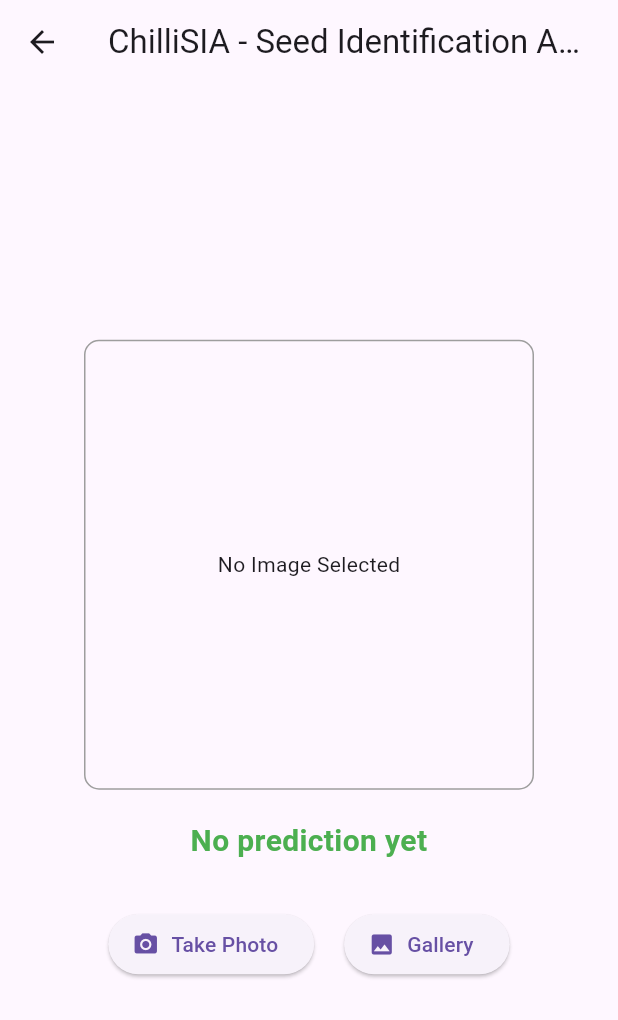
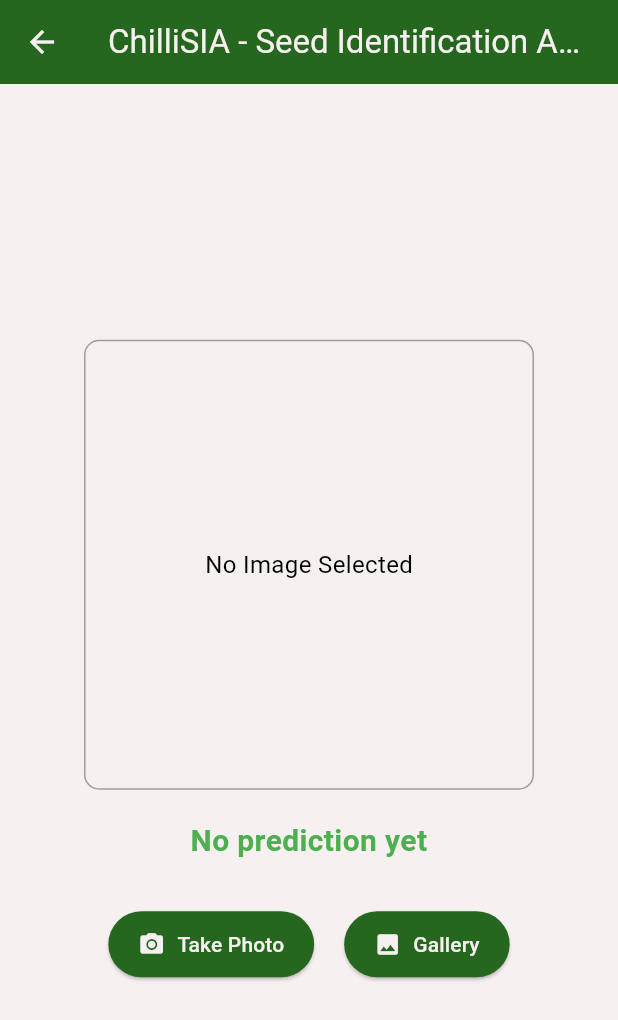
Before and after one commit to keshialeigayoso/ChilliSIA, a Flutter app: the CameraPage screen opened directly, on a phone screen of 412 x 824 dp. Shown: the top 1020 px of the screen. Run offline on Flutter 3.47's test engine with Material 3 defaults, Android fonts, the phone set to English and light mode, and no system bars; our stand-ins replace image_picker; missing offline and left inert: onnxruntime.

Commit message:
feat: added theme

```diff
--- a/lib/main.dart
+++ b/lib/main.dart
@@ -1,5 +1,7 @@
 import 'package:chillisia/camera_page.dart';
 import 'package:flutter/material.dart';
+import 'theme/theme_constants.dart';
+import 'home.dart';
 
 void main() {
   runApp(const MyApp());
@@ -10,6 +12,7 @@ class MyApp extends StatelessWidget {
 
   @override
   Widget build(BuildContext context) {
-    return const MaterialApp(home: CameraPage());
+    return MaterialApp(home: const HomePage(),
+    theme: appTheme);
   }
 }
--- /dev/null
+++ b/lib/theme/theme_constants.dart
@@ -0,0 +1,37 @@
+import 'package:flutter/material.dart';
+
+const PRIMARY_COLOR = Color.fromARGB(255,37, 103, 30);
+const ACCENT_COLOR = Color.fromARGB(255, 242, 181, 11);
+const WHITE_SHADE = Color.fromARGB(255, 247, 240, 240);
+const LIGHT_GREEN = Color.fromARGB(255, 72, 161, 17);
+
+ThemeData appTheme = ThemeData(
+  colorScheme: const ColorScheme.light(
+  primary: PRIMARY_COLOR,
+  secondary: ACCENT_COLOR,
+),
+  scaffoldBackgroundColor: WHITE_SHADE,
+
+  // Text Theme
+  textTheme: const TextTheme(
+    headlineLarge: TextStyle(fontSize: 32, fontWeight: FontWeight.bold),
+    headlineMedium: TextStyle(fontSize: 24, fontWeight: FontWeight.bold),  // Heading
+    titleMedium: TextStyle(fontSize: 18, fontWeight: FontWeight.w600),  // Subheading
+    bodyMedium: TextStyle(fontSize: 16),
+  ),
+
+  // AppBar Theme
+  appBarTheme: const AppBarTheme(
+    backgroundColor: PRIMARY_COLOR,
+    foregroundColor: WHITE_SHADE,
+  ),
+
+  // Elevated Button Theme
+  elevatedButtonTheme: ElevatedButtonThemeData(
+    style: ElevatedButton.styleFrom(
+      backgroundColor: PRIMARY_COLOR,
+      foregroundColor: WHITE_SHADE,
+      padding: const EdgeInsets.symmetric(horizontal: 20, vertical: 12),
+    ),
+  ),
+);
```
